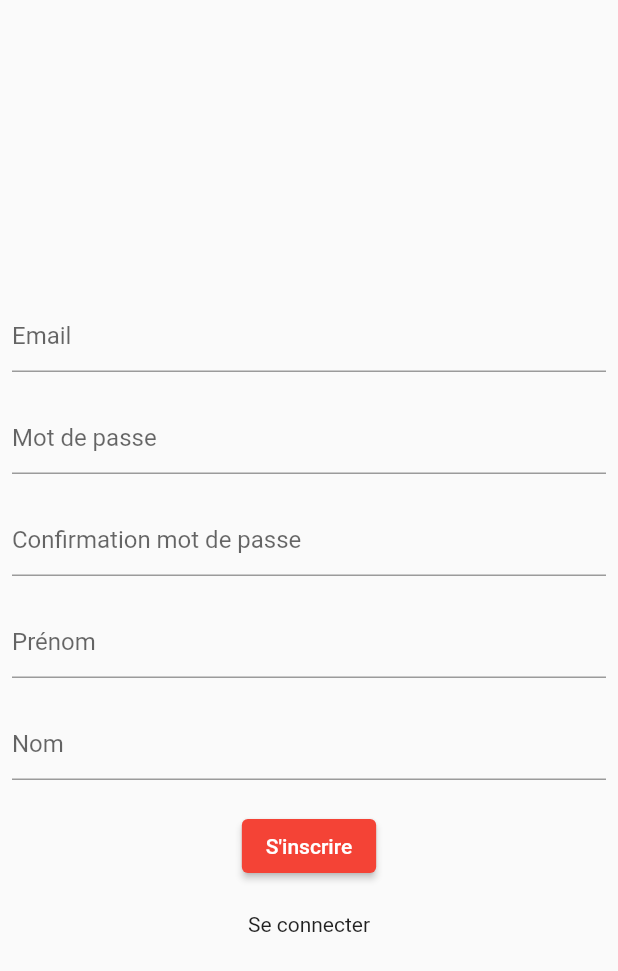
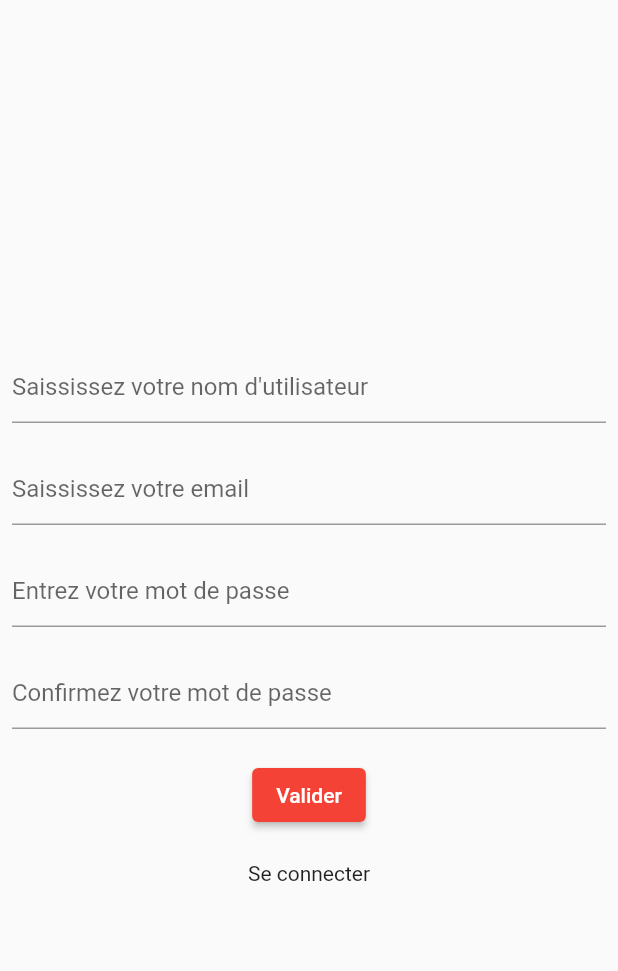
Before and after one commit to a-chatelard/TripLife, a Flutter app: the SignupPage screen opened directly with empty values, on a phone screen of 412 x 824 dp. Shown: the top 971 px of the screen. Run offline on Flutter 3.47's test engine with Material 2 defaults, Android fonts, the phone set to English and light mode, and no system bars; our stand-ins replace email_validator, equatable, flutter_bloc, flutter_dotenv, get_it, shared_preferences; accounts and stored records are empty.

Commit message:
Correctifs signup form

```diff
--- a/FlutterApp/trip_life/lib/application/abstract_repositories/abstract_authentication_repository.dart
+++ b/FlutterApp/trip_life/lib/application/abstract_repositories/abstract_authentication_repository.dart
@@ -2,4 +2,5 @@ abstract class AbstractAuthenticationRepository {
   Future<bool> saveToken(String token);
   String readToken();
   Future<bool> signIn(String email, String password);
+  Future<bool> signUp(String username, String email, String password);
 }
--- a/FlutterApp/trip_life/lib/application/blocs/signup_bloc/signup_bloc.dart
+++ b/FlutterApp/trip_life/lib/application/blocs/signup_bloc/signup_bloc.dart
@@ -10,16 +10,17 @@ class SignupBloc extends Bloc<SignupEvent, SignupState> {
       {required AbstractAuthenticationRepository authenticationRepository})
       : _authenticationRepository = authenticationRepository,
         super(const SignupState.initial()) {
-    on<SignupRequested>(_onSigninRequested);
+    on<SignupRequested>(_onSignupRequested);
   }
 
   final AbstractAuthenticationRepository _authenticationRepository;
 
-  Future<void> _onSigninRequested(
+  Future<void> _onSignupRequested(
       SignupRequested event, Emitter<SignupState> emit) async {
     emit(const SignupState.loading());
 
-    if (await _authenticationRepository.signIn(event.email, event.password)) {
+    if (await _authenticationRepository.signUp(
+        event.username, event.email, event.password)) {
       return emit(const SignupState.succes());
     } else {
       return emit(const SignupState.error("Erreur lors de l'inscription'"));
--- a/FlutterApp/trip_life/lib/application/blocs/signup_bloc/signup_event.dart
+++ b/FlutterApp/trip_life/lib/application/blocs/signup_bloc/signup_event.dart
@@ -3,10 +3,9 @@ part of 'signup_bloc.dart';
 class SignupEvent {}
 
 class SignupRequested extends SignupEvent {
+  final String username;
   final String email;
   final String password;
-  final String firstName;
-  final String lastName;
 
-  SignupRequested(this.email, this.password, this.firstName, this.lastName);
+  SignupRequested(this.username, this.email, this.password);
 }
--- a/FlutterApp/trip_life/lib/presentation/widgets/signup/signup_form.dart
+++ b/FlutterApp/trip_life/lib/presentation/widgets/signup/signup_form.dart
@@ -19,8 +19,7 @@ class _SignupFormState extends State<SignupForm> {
   final TextEditingController _passwordController = TextEditingController();
   final TextEditingController _confirmPasswordController =
       TextEditingController();
-  final TextEditingController _firstNameController = TextEditingController();
-  final TextEditingController _lastNameController = TextEditingController();
+  final TextEditingController _usernameController = TextEditingController();
 
   @override
   Widget build(BuildContext context) {
@@ -36,36 +35,31 @@ class _SignupFormState extends State<SignupForm> {
         child: Column(
           mainAxisAlignment: MainAxisAlignment.center,
           children: <Widget>[
+            TextFormField(
+                controller: _usernameController,
+                decoration: const InputDecoration(
+                    hintText: 'Saississez votre nom d\'utilisateur')),
+            const SizedBox(height: 20),
             EmailTextFormField(
-                hintText: 'Email', textEditingController: _emailController),
+                hintText: 'Saississez votre email',
+                textEditingController: _emailController),
             const SizedBox(height: 20),
             PasswordTextFormField(
-                hintText: 'Mot de passe',
+                hintText: 'Entrez votre mot de passe',
                 textEditingController: _passwordController),
             const SizedBox(height: 20),
             PasswordTextFormField(
-                hintText: 'Confirmation mot de passe',
+                hintText: 'Confirmez votre mot de passe',
                 textEditingController: _confirmPasswordController),
-            const SizedBox(height: 20),
-            TextFormField(
-              controller: _firstNameController,
-              decoration: const InputDecoration(hintText: 'Prénom'),
-            ),
-            const SizedBox(height: 20),
-            TextFormField(
-              controller: _lastNameController,
-              decoration: const InputDecoration(hintText: 'Nom'),
-            ),
             const SizedBox(height: 20),
             ElevatedButton(
                 onPressed: () {
                   context.read<SignupBloc>().add(SignupRequested(
+                      _usernameController.text,
                       _emailController.text,
-                      _passwordController.text,
-                      _firstNameController.text,
-                      _lastNameController.text));
+                      _passwordController.text));
                 },
-                child: const Text('S\'inscrire'))
+                child: const Text('Valider'))
           ],
         ),
       );
@@ -77,8 +71,7 @@ class _SignupFormState extends State<SignupForm> {
     _emailController.dispose();
     _passwordController.dispose();
     _confirmPasswordController.dispose();
-    _firstNameController.dispose();
-    _lastNameController.dispose();
+    _usernameController.dispose();
     super.dispose();
   }
 }
```
Also changed, not shown: FlutterApp/trip_life/lib/infrastructure/repositories/authentication_repository.dart (+13 -0 lines).
